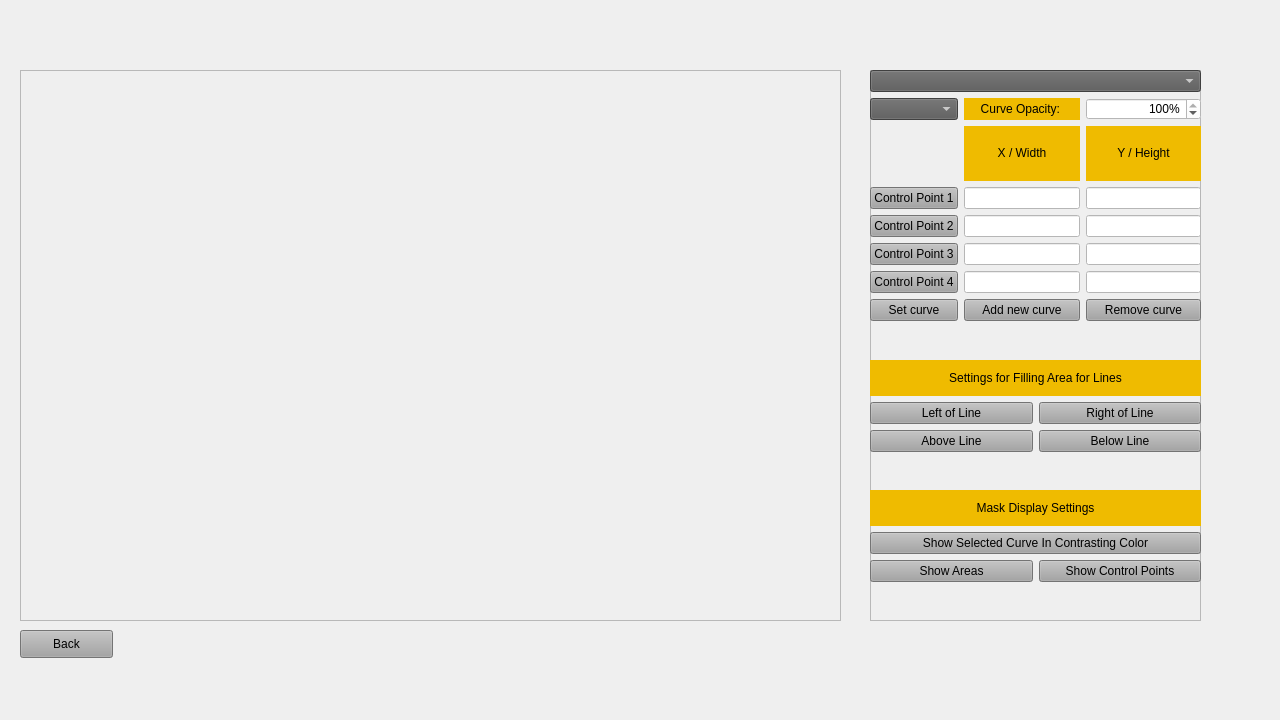
Above: GUI/GeometryEditingWindow.ui from K3N-TR4N/Project-Edge-Blending before the change. Below: the same form after it.
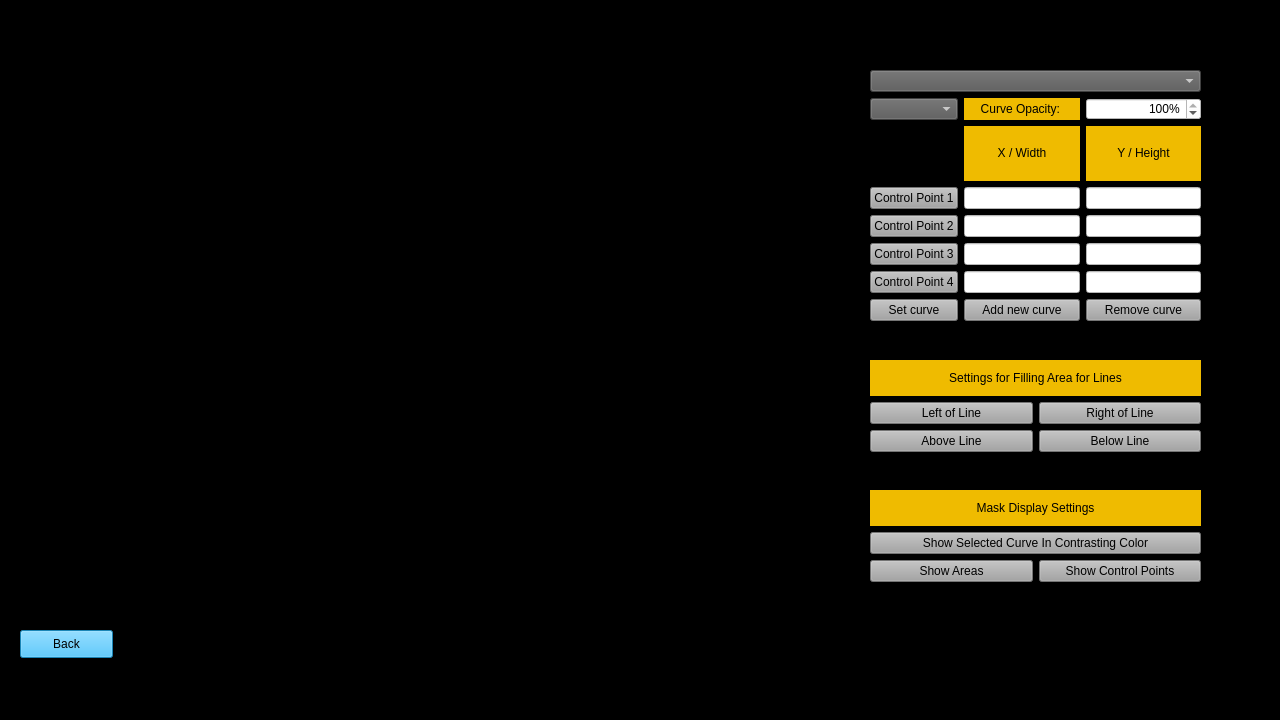
That is the form after the change.

Commit message: Visual changes to the UI for color scheme and button response (Hover/Clicking)

Patch:
```diff
--- a/GUI/GeometryEditingWindow.ui
+++ b/GUI/GeometryEditingWindow.ui
@@ -14,7 +14,7 @@
    <string>MainWindow</string>
   </property>
   <property name="styleSheet">
-   <string notr="true"/>
+   <string notr="true">background-color: rgb(0, 0, 0);</string>
   </property>
   <widget class="QWidget" name="centralwidget">
    <widget class="QFrame" name="frame_1">
@@ -429,7 +429,7 @@
      </rect>
     </property>
     <property name="styleSheet">
-     <string notr="true">background-color: rgb(162, 162, 162);</string>
+     <string notr="true">background-color: rgb(38, 186, 255);</string>
     </property>
     <property name="text">
      <string>Back</string>
```
Left out of the diff: 10 changed lines with no effect on the pictures.
